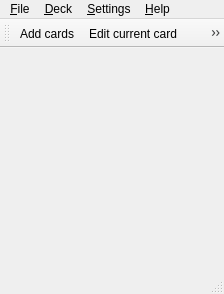
This is mnemosyne/mnemosyne/pyqt_ui/main_window.ui in vasvlad/pomni as Qt 5 draws it before an edit. The edited form follows.
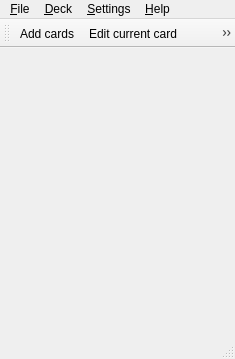
This is the edited form. Icons and pictures are not drawn.

```diff
--- a/mnemosyne/mnemosyne/pyqt_ui/main_window.ui
+++ b/mnemosyne/mnemosyne/pyqt_ui/main_window.ui
@@ -5,8 +5,8 @@
    <rect>
     <x>0</x>
     <y>0</y>
-    <width>224</width>
-    <height>294</height>
+    <width>235</width>
+    <height>359</height>
    </rect>
   </property>
   <property name="sizePolicy" >
@@ -28,7 +28,7 @@
     <rect>
      <x>0</x>
      <y>0</y>
-     <width>224</width>
+     <width>235</width>
      <height>25</height>
     </rect>
    </property>
```
Left out of the diff: 16 changed lines with no effect on the pictures.
